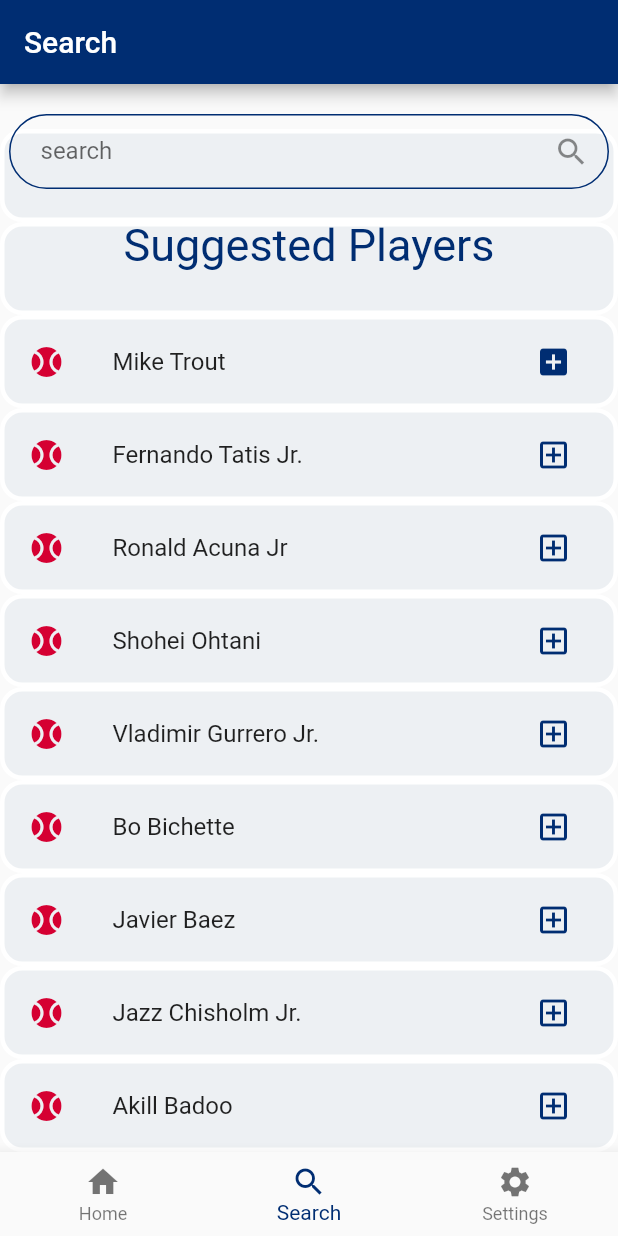
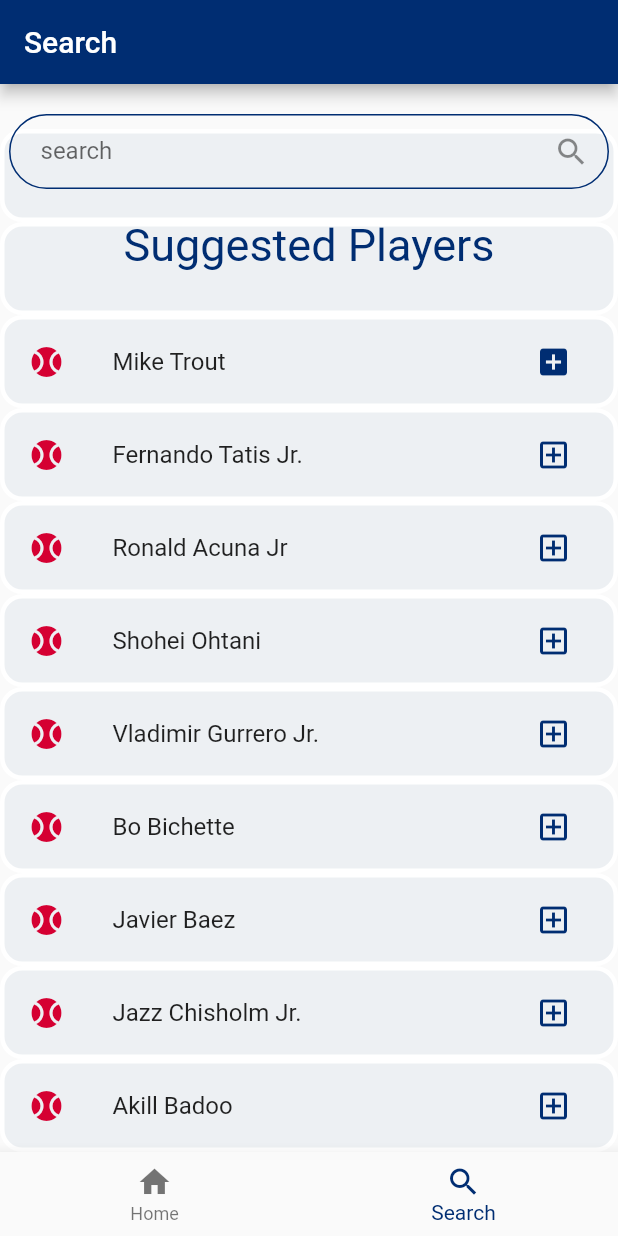
Before and after one commit to mateoavila/QuickStat, a Flutter app: the screen it shows after launch, item 2 of the bottom bar chosen, scrolled down 110 dp, after a tap on the "add box" icon, on a phone screen of 412 x 824 dp. Run offline on Flutter 3.47's test engine with Material 2 defaults, Android fonts, the phone set to English and light mode, and no system bars; our stand-ins replace shared_preferences; statements that could not run were skipped.

Commit message:
settings removed

```diff
--- a/lib/pages/search_screen.dart
+++ b/lib/pages/search_screen.dart
@@ -120,9 +120,12 @@ class SearchScreen extends State<MySearchPage> {
                               : Icons.add_box),
                           onPressed: () {
                             setState(() {
-                              suggestedPlayers[index].isSelected =
-                                  !suggestedPlayers[index].isSelected;
-                              HomeScreen.addToMyPlayers(suggestedPlayers[index].name);
+                              suggestedPlayers[index].isSelected = !suggestedPlayers[index].isSelected;
+                              if(HomeScreen.myPlayers.contains(suggestedPlayers[index].name)){
+                                print('already exists');
+                              }else{
+                                HomeScreen.addToMyPlayers(suggestedPlayers[index].name);
+                              }
                             });
                           },
                         ),
--- a/lib/pages/user_view.dart
+++ b/lib/pages/user_view.dart
@@ -23,9 +23,9 @@ class _MyUserPageState extends State<MyUserPage> {
     //the SEARCH Screen index 1
     MySearchPage(title: 'search'),
     // the SETTINGS Screen index 2
-    MySettingsPage(
-      title: 'settings',
-    ),
+    // MySettingsPage(
+    //   title: 'settings',
+    // ),
   ];
 
   void _onItemTapped(int index) {
@@ -50,10 +50,10 @@ class _MyUserPageState extends State<MyUserPage> {
             icon: Icon(Icons.search),
             label: 'Search',
           ),
-          BottomNavigationBarItem(
-            icon: Icon(Icons.settings),
-            label: 'Settings',
-          ),
+          // BottomNavigationBarItem(
+          //   icon: Icon(Icons.settings),
+          //   label: 'Settings',
+          // ),
         ],
         currentIndex: _selectedIndex,
         selectedItemColor: Color(0xff002D72),
```
Also changed, not shown: lib/pages/home_screen.dart (+8 -10 lines).
